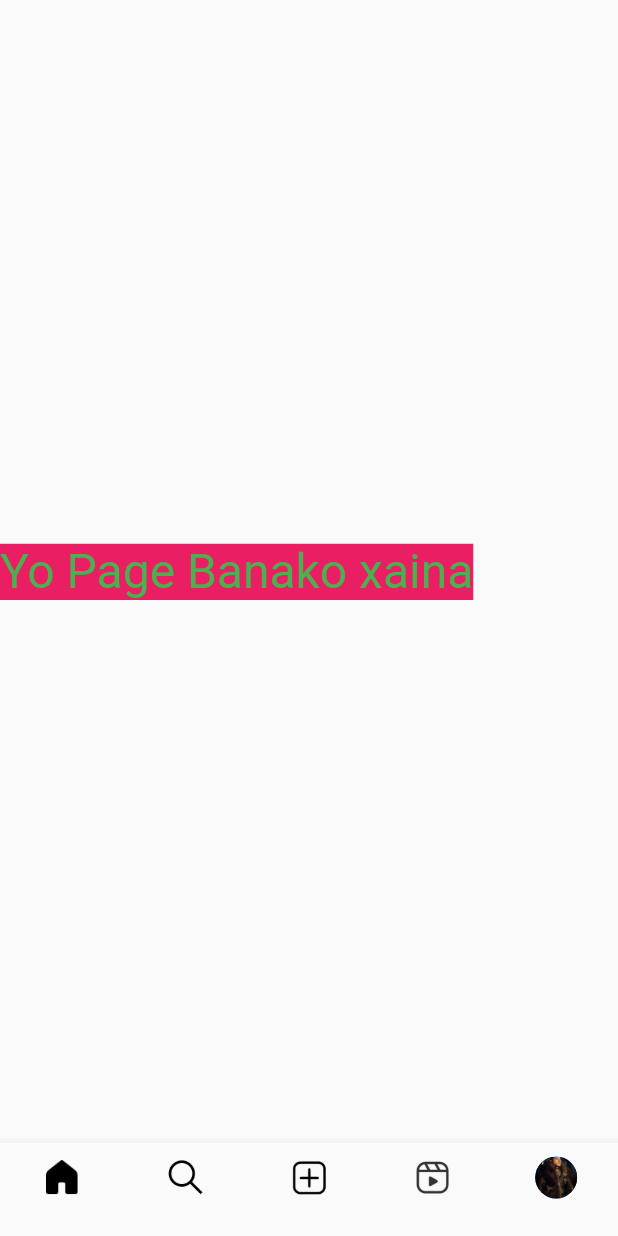
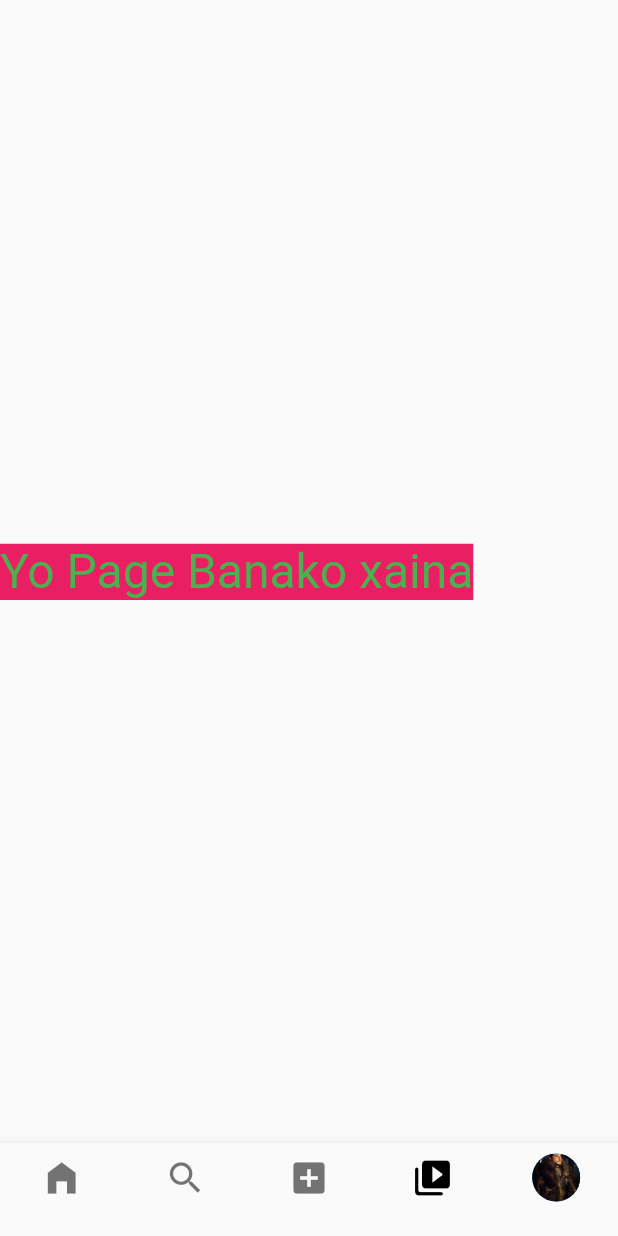
Before and after one commit to Yugesh-45d/Instagram_Clone, a Flutter app: the MainPage screen opened directly, item 4 of the bottom bar chosen, on a phone screen of 412 x 824 dp. Run offline on Flutter 3.47's test engine with Material 2 defaults, Android fonts, the phone set to English and light mode, and no system bars; missing offline and left inert: rich_readmore.

Commit message:
Nav bar UI updated

```diff
--- a/lib/screens/mainpages/main_page.dart
+++ b/lib/screens/mainpages/main_page.dart
@@ -14,13 +14,6 @@ class MainPage extends StatefulWidget {
 }
 
 class _MainPageState extends State<MainPage> {
-  // bool buttonPressed = false;
-  // bool button1 = true;
-  // bool button2 = true;
-  // bool button3 = true;
-  // bool button4 = true;
-  // bool button5 = true;
-
   int selected_index = 0;
   List<Widget> pages = [
     Insta_HomePage(),
@@ -29,13 +22,6 @@ class _MainPageState extends State<MainPage> {
     ReelsPage(),
     Profile_Page(),
   ];
-
-  // void buttonPressed() {
-  //   setState(() {
-
-  //   });
-  // }
-
   getBody() {
     return pages[selected_index];
   }
@@ -46,6 +32,10 @@ class _MainPageState extends State<MainPage> {
       child: Scaffold(
         body: getBody(),
         bottomNavigationBar: BottomNavigationBar(
+          selectedItemColor: Colors.black,
+          selectedIconTheme: IconThemeData(
+              // size: 36,
+              ),
           currentIndex: selected_index,
           onTap: (newIndex) {
             setState(() {
@@ -54,107 +44,49 @@ class _MainPageState extends State<MainPage> {
           },
           type: BottomNavigationBarType.fixed,
           items: <BottomNavigationBarItem>[
-            //------------Botton Nav bar on click wala banauna yo gareko tara vaena----------
-            // BottomNavigationBarItem(
-            //   icon: IconButton(
-            //     onPressed: () {
-            //       setState(() {
-            //         button1 = !button1;
-            //       });
-            //     },
-            //     icon: button1 ? Icon(Icons.home) : Icon(Icons.home_outlined),
-            //   ),
-            //   label: "",
-            // ),
-            // BottomNavigationBarItem(
-            //   icon: IconButton(
-            //     onPressed: () {
-            //       // setState(() {
-            //       //   button1 = !button1;
-            //       // });
-            //       buttonPressed();
-            //     },
-            //     icon: button2 ? Icon(Icons.home) : Icon(Icons.home_outlined),
-            //   ),
-            //   label: "",
-            // ),
-            // BottomNavigationBarItem(
-            //   icon: IconButton(
-            //     onPressed: () {
-            //       // setState(() {
-            //       //   button1 = !button1;
-            //       // });
-            //       buttonPressed();
-            //     },
-            //     icon: button3 ? Icon(Icons.home) : Icon(Icons.home_outlined),
-            //   ),
-            //   label: "",
-            // ),
-            // BottomNavigationBarItem(
-            //   icon: IconButton(
-            //     onPressed: () {
-            //       // setState(() {
-            //       //   button1 = !button1;
-            //       // });
-            //       buttonPressed();
-            //     },
-            //     icon: button4 ? Icon(Icons.home) : Icon(Icons.home_outlined),
-            //   ),
-            //   label: "",
-            // ),
-            // BottomNavigationBarItem(
-            //   icon: IconButton(
-            //     onPressed: () {
-            //       // setState(() {
-            //       //   button1 = !button1;
-            //       // });
-            //       buttonPressed();
-            //     },
-            //     icon: button5 ? Icon(Icons.home) : Icon(Icons.home_outlined),
-            //   ),
-            //   label: "",
-            // ),
             BottomNavigationBarItem(
-              // icon:
-              // onPressed: () {
-              //   setState(() {
-              //     buttonPressed = !buttonPressed;
-              //   });
-              // },
-              //     Icon(
-              //   Icons.home_filled,
-              //   color: Colors.black,
+              // icon: Image.asset(
+              //   "assets/home_filled.png",
+              // height: 28,
               // ),
-              icon: Image.asset(
-                "assets/home_filled.png",
-                height: 28,
+              icon: Icon(
+                Icons.home_filled,
+                size: 28,
               ),
               label: "",
             ),
             BottomNavigationBarItem(
-              icon: Image.asset(
-                "assets/search.png",
-                height: 28,
+              icon: Icon(
+                Icons.search,
+                size: 28,
               ),
               label: "",
             ),
             BottomNavigationBarItem(
-              icon: Image.asset(
-                "assets/add.png",
-                height: 28,
+              // icon: Image.asset(
+              //   "assets/add.png",
+              //   height: 28,
+              // ),
+              icon: Icon(
+                Icons.add_box,
+                size: 28,
               ),
               label: "",
             ),
             BottomNavigationBarItem(
-              icon: Image.asset(
-                "assets/reels.png",
-                height: 32,
+              // icon: Image.asset(
+              //   "assets/reels.png",
+              //   height: 32,
+              // ),
+              icon: Icon(
+                Icons.video_collection_rounded,
+                size: 28,
               ),
               label: "",
             ),
             BottomNavigationBarItem(
               icon: CircleAvatar(
-                radius: 14,
+                radius: 16,
                 backgroundImage: AssetImage(
                   "assets/1.jpg",
                 ),
```
